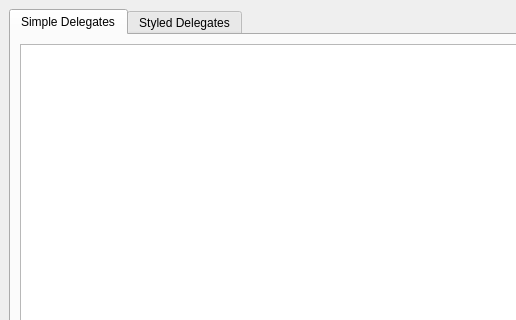
STyulenev/Qt-CPP-Examples, file Qt-Widgets-Examples/QTableView-Delegates-Example/mainwindow.ui: the form before one commit; both pictures show x 0 to 516 and y 0 to 320 of the 1172 by 600 pixel window.
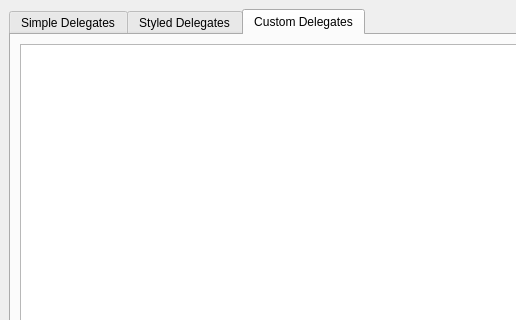
The form after the commit. The open tabs and pages were chosen to show the change.

Commit message: Add Custom delegates

What changed in the file:
```diff
--- a/Qt-Widgets-Examples/QTableView-Delegates-Example/mainwindow.ui
+++ b/Qt-Widgets-Examples/QTableView-Delegates-Example/mainwindow.ui
@@ -48,6 +48,16 @@
         </item>
        </layout>
       </widget>
+      <widget class="QWidget" name="tab_3">
+       <attribute name="title">
+        <string>Custom Delegates</string>
+       </attribute>
+       <layout class="QGridLayout" name="gridLayout_4">
+        <item row="0" column="0">
+         <widget class="QTableView" name="tableView_3"/>
+        </item>
+       </layout>
+      </widget>
      </widget>
     </item>
    </layout>
```
The commit also changes 13 other files.
